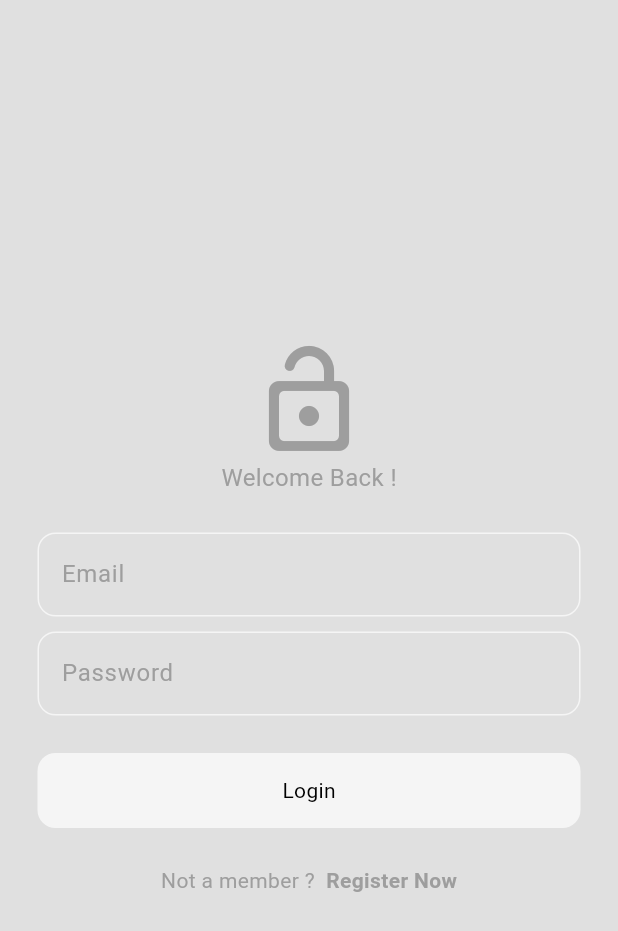
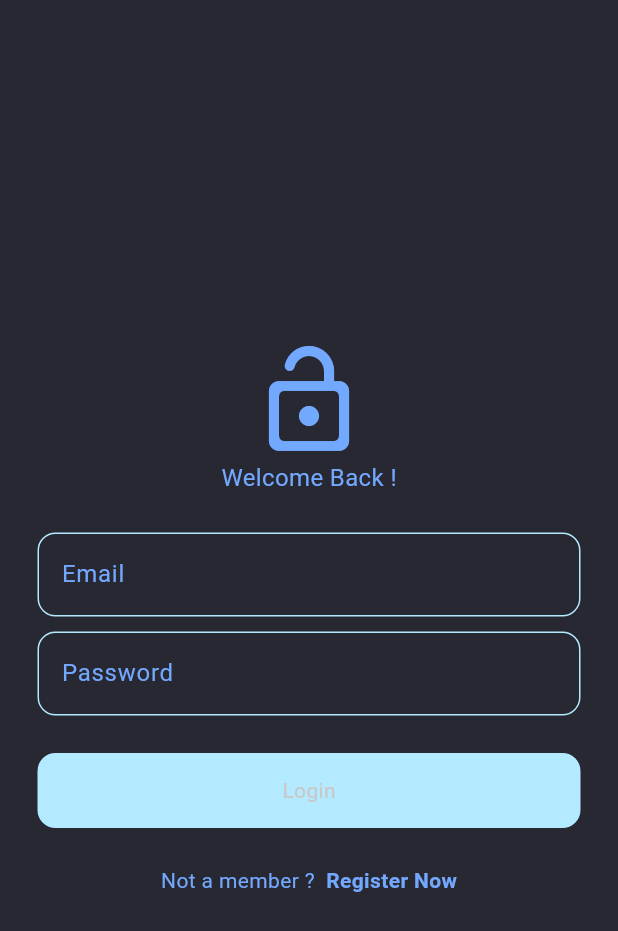
Before and after one commit to nadaelshafeiii/social-media-app, a Flutter app: the screen it shows after launch, on a phone screen of 412 x 824 dp. Shown: the top 931 px of the screen. Run offline on Flutter 3.47's test engine with Material 3 defaults, Android fonts, the phone set to English and light mode, and no system bars; our stand-ins replace bloc, cached_network_image, cloud_firestore, firebase_auth, firebase_core, firebase_storage and 2 more; accounts and stored records are empty.

```diff
--- a/lib/app.dart
+++ b/lib/app.dart
@@ -12,9 +12,8 @@ import 'package:social_media_app/features/profile/domain/cubit/profile_cubit.dar
 import 'package:social_media_app/features/search/data/firebase_search.dart';
 import 'package:social_media_app/features/search/presentation/cubits/search_cubit.dart';
 import 'package:social_media_app/features/storage/data/firebase_storage_repo.dart';
-import 'package:social_media_app/features/theme/light_mode.dart';
+import 'package:social_media_app/features/theme/dark_mode.dart';
 
-// lib/app.dart
 
 class MyApp extends StatelessWidget {
   final authRepo = FirebaseAuthRepo();
@@ -33,7 +32,7 @@ class MyApp extends StatelessWidget {
           create: (context) => AuthCubit(authRepo: authRepo)..checkAuth(),
         ),
         BlocProvider<ProfileCubit>(
-          create: (context) => ProfileCubit(profileRepo: profileRepo),
+          create: (context) => ProfileCubit(profileRepo: profileRepo, storageRepo: firebaseStorageRepo, postRepo:firebasePostRepo ),
         ),
         BlocProvider<PostCubit>(
           create: (context) => PostCubit(postRepo: firebasePostRepo,),
@@ -44,7 +43,7 @@ class MyApp extends StatelessWidget {
       ],
       child: MaterialApp(
         debugShowCheckedModeBanner: false,
-        theme: lightMode,
+        theme: darkTheme,
         home: BlocConsumer<AuthCubit, AuthState>(
           builder: (context, authState) {
             if (authState is Unauthenticated) {
@@ -52,7 +51,7 @@ class MyApp extends StatelessWidget {
             }
 
             if (authState is Authenticated) {
-              return HomePage();
+              return const HomePage();
             } else {
               return const Scaffold(
                 body: Center(
--- a/lib/features/Home/presentation/components/my_drawer.dart
+++ b/lib/features/Home/presentation/components/my_drawer.dart
@@ -11,7 +11,7 @@ class MyDrawer extends StatelessWidget {
   @override
   Widget build(BuildContext context) {
     return Drawer(
-      backgroundColor: Theme.of(context).colorScheme.surface,
+      backgroundColor: Theme.of(context).colorScheme.tertiary,
       child: SafeArea(
         child: Padding(
           padding: const EdgeInsets.symmetric(horizontal: 25.0),
--- a/lib/features/Home/presentation/components/post_tile.dart
+++ b/lib/features/Home/presentation/components/post_tile.dart
@@ -11,6 +11,7 @@ import 'package:social_media_app/features/posts/presentation/cubit/post_cubit.da
 import 'package:social_media_app/features/posts/presentation/cubit/post_state.dart';
 import 'package:social_media_app/features/profile/domain/cubit/profile_cubit.dart';
 import 'package:social_media_app/features/profile/domain/profie_user.dart';
+import 'package:social_media_app/features/profile/presentation/pages/profile_page.dart';
 
 class PostTile extends StatefulWidget {
   final Post post;
@@ -135,7 +136,9 @@ class _PostTileState extends State<PostTile> {
       child: Column(
         crossAxisAlignment: CrossAxisAlignment.start,
         children: [
-          Padding(
+          GestureDetector(
+            onTap: () => Navigator.push(context,MaterialPageRoute(builder: (context) => ProfilePage(uid: widget.post.userId),)),
+            child: Padding(
               padding: const EdgeInsets.only(left: 10.0),
               child: Row(
                 mainAxisAlignment: MainAxisAlignment.start,
@@ -176,6 +179,7 @@ class _PostTileState extends State<PostTile> {
                           color: Theme.of(context).colorScheme.primary),
                     )
                 ],
+              ),
             ),
           ),
           Padding(
--- a/lib/features/profile/domain/cubit/profile_states.dart
+++ b/lib/features/profile/domain/cubit/profile_states.dart
@@ -1,3 +1,4 @@
+import 'package:social_media_app/features/posts/domain/entities/post.dart';
 import 'package:social_media_app/features/profile/domain/profie_user.dart';
 
 abstract class ProfileState {}
@@ -11,6 +12,11 @@ class ProfileLoaded extends ProfileState {
   ProfileLoaded(this.profileUser);
 }
 
+class ProfilePostsLoaded extends ProfileState {
+  final List<Post> posts;
+
+  ProfilePostsLoaded(this.posts);
+}
 
 class ProfileError extends ProfileState {
   final String message;
--- a/lib/features/theme/dark_mode.dart
+++ b/lib/features/theme/dark_mode.dart
@@ -0,0 +1,20 @@
+import 'package:flutter/material.dart';
+
+ThemeData darkTheme = ThemeData(
+  colorScheme:  const ColorScheme.light(
+    surface: Colors.transparent,
+    primary: Color.fromARGB(255, 115, 168, 255),
+    secondary: Color.fromARGB(255, 179, 234, 255),
+    tertiary: Color.fromARGB(255, 179, 234, 255),
+    inversePrimary: Color.fromARGB(255, 36, 48, 102),
+  ),
+  scaffoldBackgroundColor: const Color.fromARGB(255, 40, 40, 50),
+  textTheme: const TextTheme(
+    bodyLarge: TextStyle(color: Colors.white),
+    bodyMedium: TextStyle(color: Color.fromARGB(255, 200, 200, 200)),
+    titleLarge: TextStyle(
+      color: Color.fromARGB(255, 115, 168, 255),
+      fontWeight: FontWeight.bold,
+    ),
+  ),
+);
--- a/lib/features/theme/light_mode.dart
+++ b/lib/features/theme/light_mode.dart
@@ -1,12 +1,20 @@
 import 'package:flutter/material.dart';
 
 ThemeData lightMode = ThemeData(
-  colorScheme: ColorScheme.light(
-    surface: Colors.grey.shade300,
-    primary: Colors.grey.shade500,
-    secondary: Colors.grey.shade200,
-    tertiary: Colors.grey.shade100,
-    inversePrimary: Colors.grey.shade900,
+  colorScheme: const ColorScheme.light(
+    surface: Color.fromARGB(255, 245, 245, 245),
+    primary: Color.fromARGB(255, 66, 133, 244),
+    secondary: Color.fromARGB(255, 19, 154, 211),
+    tertiary: Color.fromARGB(255, 1, 9, 14),
+    inversePrimary: Color.fromARGB(255, 26, 35, 126),
   ),
-  scaffoldBackgroundColor: Colors.grey.shade300,
+  scaffoldBackgroundColor: const Color.fromARGB(255, 250, 250, 250),
+  textTheme: TextTheme(
+    bodyLarge: TextStyle(color: Colors.grey.shade800),
+    bodyMedium: TextStyle(color: Colors.grey.shade700),
+    titleLarge: const TextStyle(
+      color: Color.fromARGB(255, 66, 133, 244),
+      fontWeight: FontWeight.bold,
+    ),
+  ),
 );
--- a/pubspec.yaml
+++ b/pubspec.yaml
@@ -40,7 +40,6 @@ dependencies:
   flutter_bloc: ^8.1.6
   cloud_firestore: ^5.4.4
   firebase_storage: ^12.3.5
-  file_picker: ^8.1.3
   cached_network_image: ^3.4.1
   uuid: ^4.5.1
   image_picker: ^1.1.2
```
Also changed, not shown: lib/features/profile/domain/cubit/profile_cubit.dart (+36 -7 lines), lib/features/profile/presentation/pages/edit_profile_page.dart (+38 -15 lines), lib/features/profile/presentation/pages/profile_page.dart (+48 -5 lines), pubspec.lock, 1 other file. Lines whose indentation alone changed are shown as unchanged.
